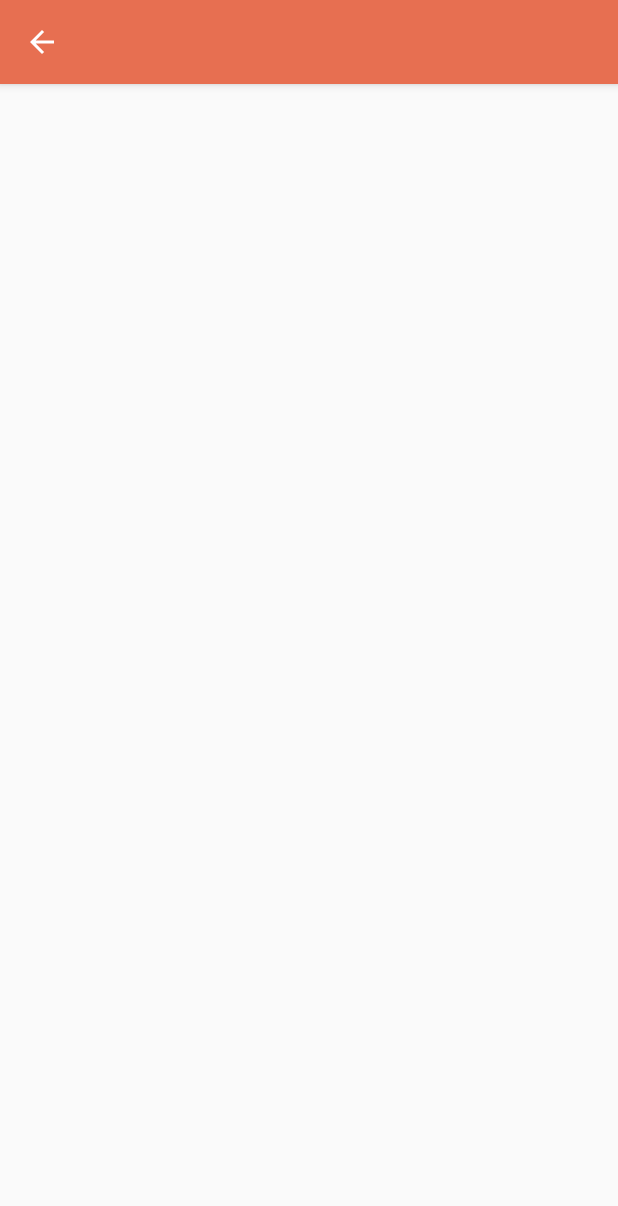
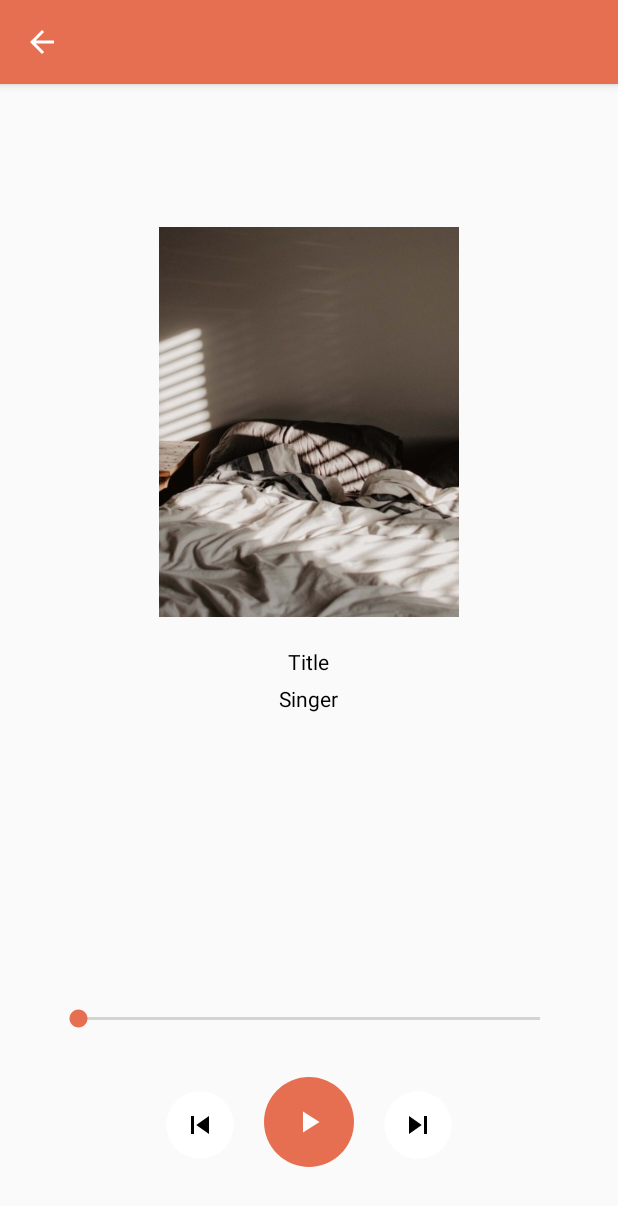
Before and after one commit to joelchunsheng/Meditate, an Android app: the MeditationActivity screen opened directly, with no data from a screen before it, on a phone screen of 412 x 824 dp. Shown: the top 1206 px of the screen. Run offline under Robolectric (Android 15) with nearby library versions, the light colour scheme and no system bars; 1 statement that could not run was skipped.

Commit message:
Completed meditation UI
completed simple layout of meditation ui

```diff
--- /dev/null
+++ b/app/src/main/res/drawable/ic_pause_black_24dp.xml
@@ -0,0 +1,9 @@
+<vector xmlns:android="http://schemas.android.com/apk/res/android"
+        android:width="24dp"
+        android:height="24dp"
+        android:viewportWidth="24.0"
+        android:viewportHeight="24.0">
+    <path
+        android:fillColor="#FF000000"
+        android:pathData="M6,19h4L10,5L6,5v14zM14,5v14h4L18,5h-4z"/>
+</vector>
--- /dev/null
+++ b/app/src/main/res/drawable/ic_play_arrow_black_24dp.xml
@@ -0,0 +1,9 @@
+<vector xmlns:android="http://schemas.android.com/apk/res/android"
+        android:width="24dp"
+        android:height="24dp"
+        android:viewportWidth="24.0"
+        android:viewportHeight="24.0">
+    <path
+        android:fillColor="#FF000000"
+        android:pathData="M8,5v14l11,-7z"/>
+</vector>
--- /dev/null
+++ b/app/src/main/res/drawable/ic_skip_next_black_24dp.xml
@@ -0,0 +1,9 @@
+<vector xmlns:android="http://schemas.android.com/apk/res/android"
+        android:width="24dp"
+        android:height="24dp"
+        android:viewportWidth="24.0"
+        android:viewportHeight="24.0">
+    <path
+        android:fillColor="#FF000000"
+        android:pathData="M6,18l8.5,-6L6,6v12zM16,6v12h2V6h-2z"/>
+</vector>
--- /dev/null
+++ b/app/src/main/res/drawable/ic_skip_previous_black_24dp.xml
@@ -0,0 +1,9 @@
+<vector xmlns:android="http://schemas.android.com/apk/res/android"
+        android:width="24dp"
+        android:height="24dp"
+        android:viewportWidth="24.0"
+        android:viewportHeight="24.0">
+    <path
+        android:fillColor="#FF000000"
+        android:pathData="M6,6h2v12L6,18zM9.5,12l8.5,6L18,6z"/>
+</vector>
--- /dev/null
+++ b/app/src/main/res/drawable/next_previous_btn_background.xml
@@ -0,0 +1,8 @@
+<?xml version="1.0" encoding="utf-8"?>
+<shape xmlns:android="http://schemas.android.com/apk/res/android"
+    android:shape="oval">
+    <solid android:color="@color/colorWhite"/>
+    <stroke
+        android:width="0.5dp"
+        android:color="@color/color80White"/>
+</shape>
--- /dev/null
+++ b/app/src/main/res/drawable/play_btn_background.xml
@@ -0,0 +1,5 @@
+<?xml version="1.0" encoding="utf-8"?>
+<shape xmlns:android="http://schemas.android.com/apk/res/android"
+    android:shape="oval">
+    <solid android:color="@color/colorTerraCotta"/>
+</shape>
--- a/app/src/main/res/layout/activity_meditation.xml
+++ b/app/src/main/res/layout/activity_meditation.xml
@@ -17,8 +17,9 @@
         android:id="@+id/meditateTitleTxt"
         android:layout_width="match_parent"
         android:layout_height="wrap_content"
-        android:layout_below="@id/meditateImageView"
+        android:layout_toRightOf="@id/meditateImageView"
         android:fontFamily="sans-serif-medium"
+        android:layout_marginStart="10dp"
         android:text="Title"
         android:textColor="#000"
         android:textSize="18sp"
@@ -28,10 +29,92 @@
         android:id="@+id/meditateDesTxt"
         android:layout_width="match_parent"
         android:layout_height="wrap_content"
+        android:layout_toRightOf="@id/meditateImageView"
         android:layout_below="@id/meditateTitleTxt"
+        android:layout_marginStart="10dp"
         android:text="Des"
         android:textColor="#111111"
         android:textSize="18sp"
         android:textStyle="normal" />
 
+        <androidx.appcompat.widget.AppCompatImageView
+        android:id="@+id/songImageView"
+        android:layout_width="200dp"
+        android:layout_height="260dp"
+        android:scaleType="centerCrop"
+        android:src="@drawable/sleep_album"
+        android:layout_below="@id/meditateDesTxt"
+        android:layout_centerHorizontal="true"
+        android:layout_marginTop="30dp"
+         />
+
+    <TextView
+        android:id="@+id/songTitleTxt"
+        android:layout_width="wrap_content"
+        android:layout_height="wrap_content"
+        android:layout_below="@id/songImageView"
+        android:text="Title"
+        android:layout_centerHorizontal="true"
+        android:layout_marginTop="20dp"
+        android:textColor="#000"/>
+
+    <TextView
+        android:id="@+id/songSingerTxt"
+        android:layout_width="wrap_content"
+        android:layout_height="wrap_content"
+        android:layout_below="@id/songTitleTxt"
+        android:text="Singer"
+        android:layout_centerHorizontal="true"
+        android:layout_marginTop="5dp"
+        android:textColor="#000"/>
+
+
+    <androidx.appcompat.widget.AppCompatImageButton
+        android:id="@+id/btnPlay"
+        android:layout_width="60dp"
+        android:layout_height="60dp"
+        android:layout_marginBottom="30dp"
+        android:background="@drawable/play_btn_background"
+        android:padding="10dp"
+        android:src="@drawable/ic_play_arrow_black_24dp"
+        android:tint="@color/colorWhite"
+        android:layout_alignParentBottom="true"
+        android:layout_centerHorizontal="true"/>
+
+    <androidx.appcompat.widget.AppCompatImageButton
+        android:id="@+id/btnPrevious"
+        android:layout_width="45dp"
+        android:layout_height="45dp"
+        android:layout_marginBottom="35dp"
+        android:background="@drawable/next_previous_btn_background"
+        android:padding="3dp"
+        android:src="@drawable/ic_skip_previous_black_24dp"
+        android:layout_alignParentBottom="true"
+        android:layout_toLeftOf="@id/btnPlay"
+        android:layout_marginEnd="20dp"/>
+
+    <androidx.appcompat.widget.AppCompatImageButton
+        android:id="@+id/btnNext"
+        android:layout_width="45dp"
+        android:layout_height="45dp"
+        android:layout_marginBottom="35dp"
+        android:background="@drawable/next_previous_btn_background"
+        android:padding="3dp"
+        android:src="@drawable/ic_skip_next_black_24dp"
+        android:layout_alignParentBottom="true"
+        android:layout_toRightOf="@id/btnPlay"
+        android:layout_marginStart="20dp"/>
+
+    <androidx.appcompat.widget.AppCompatSeekBar
+        android:id="@+id/seekBar"
+        android:layout_width="match_parent"
+        android:layout_height="wrap_content"
+        android:layout_above="@id/btnPlay"
+        android:layout_marginStart="20dp"
+        android:layout_marginEnd="20dp"
+        android:layout_marginBottom="30dp"
+        android:theme="@style/SeekBarTheme"></androidx.appcompat.widget.AppCompatSeekBar>
+
+
+
 </RelativeLayout>
--- a/app/src/main/res/values/styles.xml
+++ b/app/src/main/res/values/styles.xml
@@ -7,7 +7,10 @@
         <item name="colorPrimaryDark">@color/colorTerraCotta</item>
         <item name="colorAccent">@color/colorTerraCotta</item>
 
+    </style>
 
+    <style name="SeekBarTheme" parent="Widget.AppCompat.SeekBar">
+        <item name="colorAccent">@color/colorTerraCotta</item>
     </style>
 
 </resources>
```
Also changed, not shown: app/src/main/res/drawable-v24/sleep_album.jpg (added).
